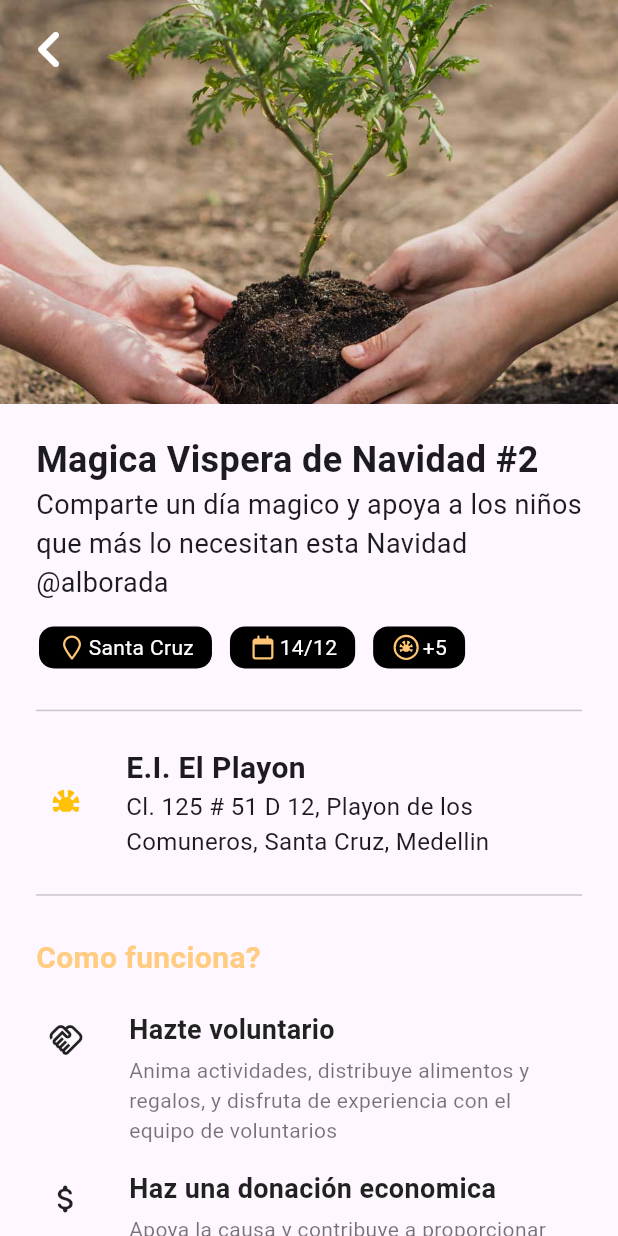
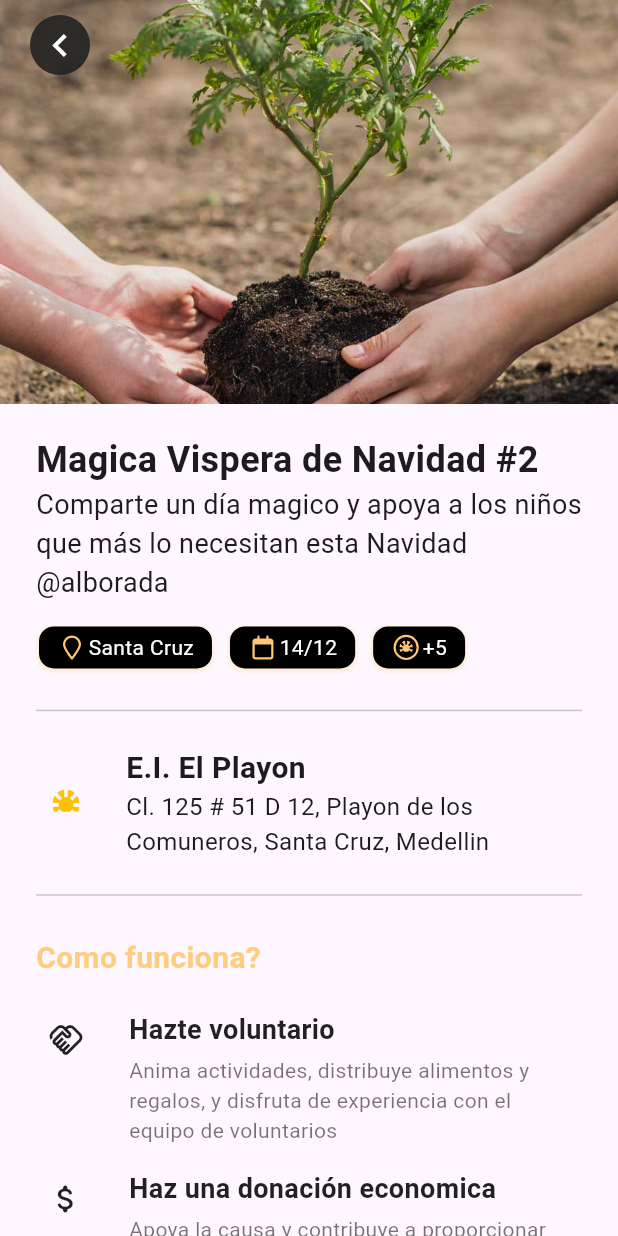
Before and after one commit to hllsebastian/alborada-demo, a Flutter app: the InitiativeDetailsView screen opened by its route, on a phone screen of 412 x 824 dp. Run offline on Flutter 3.47's test engine with Material 3 defaults, Android fonts, the phone set to English and light mode, and no system bars; our stand-ins replace flutter_screenutil, flutter_svg, google_fonts, google_maps_flutter, smooth_page_indicator.

Commit message:
Back button and adding propeties to button icon widget

```diff
--- a/lib/app/presentation/alborada_ui/widgets/back_button.dart
+++ b/lib/app/presentation/alborada_ui/widgets/arrow_back_button.dart
@@ -1,7 +1,7 @@
 import 'package:flutter/material.dart';
 
-class CustomBackButton extends StatelessWidget {
-  const CustomBackButton({super.key});
+class ArrowBackButton extends StatelessWidget {
+  const ArrowBackButton({super.key});
 
   @override
   Widget build(BuildContext context) {
--- a/lib/app/presentation/alborada_ui/widgets/button_icon_widget.dart
+++ b/lib/app/presentation/alborada_ui/widgets/button_icon_widget.dart
@@ -1,3 +1,4 @@
+import 'package:alborada_demo/app/presentation/alborada_ui/alborada_ui.dart';
 import 'package:alborada_demo/app/presentation/alborada_ui/icons/svg_icon.dart';
 import 'package:flutter/material.dart';
 
@@ -11,6 +12,7 @@ class ButtonIconWidget extends StatelessWidget {
     this.height,
     this.padding,
     this.margin,
+    this.textStyle,
     this.onTap,
   });
   final String text;
@@ -20,12 +22,13 @@ class ButtonIconWidget extends StatelessWidget {
   final double? height;
   final EdgeInsetsGeometry? padding;
   final EdgeInsetsGeometry? margin;
+  final TextStyle? textStyle;
   final void Function()? onTap;
 
   @override
   Widget build(BuildContext context) {
     return GestureDetector(
-      onTap: () => onTap,
+      onTap: onTap == null ? () {} : () => onTap!(),
       child: Container(
         width: width,
         height: height,
@@ -35,6 +38,16 @@ class ButtonIconWidget extends StatelessWidget {
         decoration: BoxDecoration(
           color: buttonColor ?? Colors.black26.withOpacity(0.2),
           borderRadius: BorderRadius.circular(10),
+          boxShadow: [
+            BoxShadow(
+              color: Palette.yellow80
+                  .withOpacity(0.3), // Color de la sombra con opacidad
+              spreadRadius: 1, // Cuánto se extiende la sombra
+              blurRadius: 1, // Difuminado de la sombra
+              offset:
+                  Offset(0, 1), // Posición de la sombra (0, 3) es hacia abajo
+            )
+          ],
         ),
         child: Row(
           children: [
@@ -42,9 +55,10 @@ class ButtonIconWidget extends StatelessWidget {
             const SizedBox(width: 1),
             Text(
               text,
-              style: const TextStyle(
-                color: Colors.white,
-              ),
+              style: textStyle ??
+                  const TextStyle(
+                    color: Colors.white,
+                  ),
             ),
           ],
         ),
--- /dev/null
+++ b/lib/app/presentation/alborada_ui/widgets/home_back_button.dart
@@ -0,0 +1,56 @@
+import 'package:alborada_demo/app/presentation/alborada_ui/alborada_ui.dart';
+import 'package:flutter/material.dart';
+
+class HomeBackButton extends StatefulWidget {
+  const HomeBackButton({super.key});
+
+  @override
+  HomeBackButtonState createState() => HomeBackButtonState();
+}
+
+class HomeBackButtonState extends State<HomeBackButton> {
+  bool _isPressed = false;
+
+  @override
+  Widget build(BuildContext context) {
+    return GestureDetector(
+      onTap: () {
+        Navigator.pop(context);
+      },
+      onTapDown: (_) {
+        setState(() {
+          _isPressed = true;
+        });
+      },
+      onTapUp: (_) {
+        setState(() {
+          _isPressed = false;
+        });
+      },
+      onTapCancel: () {
+        setState(() {
+          _isPressed = false;
+        });
+      },
+      child: Padding(
+        padding: const EdgeInsets.only(left: 20),
+        child: AnimatedContainer(
+          duration: Duration(milliseconds: 200),
+          width: 40,
+          height: 40,
+          decoration: BoxDecoration(
+            color: _isPressed ? Palette.grey3 : Palette.black.withOpacity(0.9),
+            shape: BoxShape.circle,
+          ),
+          child: Center(
+            child: Icon(
+              Icons.keyboard_arrow_left,
+              color: Colors.white,
+              size: 30,
+            ),
+          ),
+        ),
+      ),
+    );
+  }
+}
--- a/lib/app/presentation/alborada_ui/widgets/widgets.dart
+++ b/lib/app/presentation/alborada_ui/widgets/widgets.dart
@@ -1,6 +1,8 @@
 export 'alborada_scaffold_widget.dart';
-export 'back_button.dart';
+export 'arrow_back_button.dart';
 export 'button_icon_widget.dart';
 export 'custom_card.dart';
 export 'custom_text.dart';
+export 'custom_text_field.dart';
+export 'home_back_button.dart';
 export 'simple_button.dart';
--- a/lib/app/presentation/views/alborada/widget/alborada_app_bar.dart
+++ b/lib/app/presentation/views/alborada/widget/alborada_app_bar.dart
@@ -13,6 +13,7 @@ class AlboradaAppbar extends StatelessWidget implements PreferredSizeWidget {
   @override
   Widget build(BuildContext context) {
     return AppBar(
+      automaticallyImplyLeading: false,
       backgroundColor: Palette.white,
       elevation: 0,
       bottomOpacity: 0,
--- a/lib/app/presentation/views/create_account.dart/create_account_view.dart
+++ b/lib/app/presentation/views/create_account.dart/create_account_view.dart
@@ -1,4 +1,3 @@
-import 'package:alborada_demo/app/presentation/alborada_ui/widgets/custom_text_field.dart';
 import 'package:alborada_demo/app/presentation/alborada_ui/widgets/widgets.dart';
 import 'package:alborada_demo/app/presentation/routes/routes.dart';
 import 'package:flutter/material.dart';
@@ -38,7 +37,7 @@ class _LoginBody extends StatelessWidget {
           crossAxisAlignment: CrossAxisAlignment.start,
           children: [
             SizedBox(height: screenSize.height * 0.1),
-            const CustomBackButton(),
+            const BackButton(),
             Text(
               'Je créé mon compte',
               style: GoogleFonts.openSans(
--- a/lib/app/presentation/views/forgot_password/forgot_password.dart
+++ b/lib/app/presentation/views/forgot_password/forgot_password.dart
@@ -1,4 +1,3 @@
-import 'package:alborada_demo/app/presentation/alborada_ui/widgets/custom_text_field.dart';
 import 'package:alborada_demo/app/presentation/alborada_ui/widgets/widgets.dart';
 import 'package:flutter/material.dart';
 import 'package:google_fonts/google_fonts.dart';
@@ -37,7 +36,7 @@ class _LoginBody extends StatelessWidget {
           crossAxisAlignment: CrossAxisAlignment.start,
           children: [
             SizedBox(height: screenSize.height * 0.1),
-            const CustomBackButton(),
+            const BackButton(),
             Text(
               'Mot de passe oublié',
               style: GoogleFonts.openSans(
--- a/lib/app/presentation/views/initiative_details/initiative_details_view.dart
+++ b/lib/app/presentation/views/initiative_details/initiative_details_view.dart
@@ -61,12 +61,10 @@ class _ImageHeader extends StatelessWidget {
     return Stack(
       children: [
         Image.asset('assets/images/png/arbolito.jpg'),
-        IconButton(
-          iconSize: 50,
-          color: Colors.white,
-          icon: Icon(Icons.keyboard_arrow_left_rounded),
-          onPressed: () => Navigator.pop(context),
-        ),
+        Padding(
+          padding: const EdgeInsets.only(top: 10),
+          child: HomeBackButton(),
+        )
       ],
     );
   }
--- a/lib/app/presentation/views/login/login_view.dart
+++ b/lib/app/presentation/views/login/login_view.dart
@@ -1,4 +1,3 @@
-import 'package:alborada_demo/app/presentation/alborada_ui/widgets/custom_text_field.dart';
 import 'package:alborada_demo/app/presentation/alborada_ui/widgets/widgets.dart';
 import 'package:alborada_demo/app/presentation/routes/routes.dart';
 import 'package:flutter/material.dart';
@@ -38,7 +37,7 @@ class _LoginBody extends StatelessWidget {
           crossAxisAlignment: CrossAxisAlignment.start,
           children: [
             SizedBox(height: screenSize.height * 0.1),
-            const CustomBackButton(),
+            const BackButton(),
             Text(
               'Je me connecte',
               style: GoogleFonts.openSans(
```
Also changed, not shown: lib/app/presentation/alborada_ui/widgets/custom_text_field.dart (+11 -1 lines).
